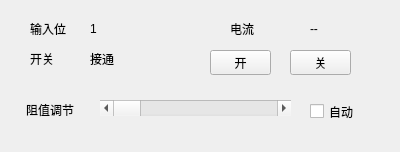
This is IDC_TestSystem/eload/eload_home/eload_inputunitwid.ui in ChinaClever/IDC_TestSystem as Qt 5 draws it before an edit. The edited form follows.
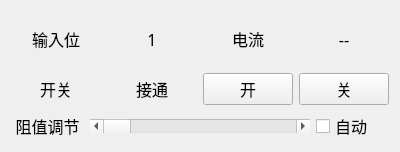
This is the edited form.

What changed in the file:
```diff
--- a/IDC_TestSystem/eload/eload_home/eload_inputunitwid.ui
+++ b/IDC_TestSystem/eload/eload_home/eload_inputunitwid.ui
@@ -10,152 +10,127 @@
     <height>152</height>
    </rect>
   </property>
+  <property name="font">
+   <font>
+    <family>微软雅黑</family>
+    <pointsize>12</pointsize>
+   </font>
+  </property>
   <property name="windowTitle">
    <string>Form</string>
   </property>
-  <widget class="QLabel" name="curLab">
-   <property name="geometry">
-    <rect>
-     <x>310</x>
-     <y>20</y>
-     <width>67</width>
-     <height>17</height>
-    </rect>
-   </property>
-   <property name="text">
-    <string>--</string>
-   </property>
-  </widget>
-  <widget class="QPushButton" name="closeBtn">
-   <property name="geometry">
-    <rect>
-     <x>290</x>
-     <y>50</y>
-     <width>61</width>
-     <height>25</height>
-    </rect>
-   </property>
-   <property name="text">
-    <string>关</string>
-   </property>
-  </widget>
-  <widget class="QLabel" name="label_7">
-   <property name="geometry">
-    <rect>
-     <x>30</x>
-     <y>50</y>
-     <width>41</width>
-     <height>17</height>
-    </rect>
-   </property>
-   <property name="text">
-    <string>开关</string>
-   </property>
-  </widget>
+  <layout class="QVBoxLayout" name="verticalLayout">
+   <item>
+    <layout class="QHBoxLayout" name="horizontalLayout">
+     <item>
   <widget class="QLabel" name="label">
-   <property name="geometry">
-    <rect>
-     <x>30</x>
-     <y>20</y>
-     <width>60</width>
-     <height>17</height>
-    </rect>
-   </property>
    <property name="text">
     <string>输入位</string>
    </property>
-  </widget>
+       <property name="alignment">
+        <set>Qt::AlignCenter</set>
+       </property>
+      </widget>
+     </item>
+     <item>
   <widget class="QLabel" name="inputLab">
-   <property name="geometry">
-    <rect>
-     <x>90</x>
-     <y>20</y>
-     <width>67</width>
-     <height>17</height>
-    </rect>
-   </property>
    <property name="text">
     <string>1</string>
    </property>
-  </widget>
+       <property name="alignment">
+        <set>Qt::AlignCenter</set>
+       </property>
+      </widget>
+     </item>
+     <item>
+      <widget class="QLabel" name="label_3">
+       <property name="text">
+        <string>电流</string>
+       </property>
+       <property name="alignment">
+        <set>Qt::AlignCenter</set>
+       </property>
+      </widget>
+     </item>
+     <item>
+      <widget class="QLabel" name="curLab">
+       <property name="text">
+        <string>--</string>
+       </property>
+       <property name="alignment">
+        <set>Qt::AlignCenter</set>
+       </property>
+      </widget>
+     </item>
+    </layout>
+   </item>
+   <item>
+    <layout class="QHBoxLayout" name="horizontalLayout_2">
+     <item>
+      <widget class="QLabel" name="label_7">
+       <property name="text">
+        <string>开关</string>
+       </property>
+       <property name="alignment">
+        <set>Qt::AlignCenter</set>
+       </property>
+      </widget>
+     </item>
+     <item>
   <widget class="QLabel" name="swLab">
-   <property name="geometry">
-    <rect>
-     <x>90</x>
-     <y>50</y>
-     <width>67</width>
-     <height>17</height>
-    </rect>
-   </property>
    <property name="text">
     <string>接通</string>
    </property>
-  </widget>
+       <property name="alignment">
+        <set>Qt::AlignCenter</set>
+       </property>
+      </widget>
+     </item>
+     <item>
   <widget class="QPushButton" name="openBtn">
-   <property name="geometry">
-    <rect>
-     <x>210</x>
-     <y>50</y>
-     <width>61</width>
-     <height>25</height>
-    </rect>
-   </property>
    <property name="text">
     <string>开</string>
    </property>
   </widget>
-  <widget class="QCheckBox" name="checkBox">
-   <property name="geometry">
-    <rect>
-     <x>310</x>
-     <y>100</y>
-     <width>71</width>
-     <height>23</height>
-    </rect>
-   </property>
+     </item>
+     <item>
+      <widget class="QPushButton" name="closeBtn">
    <property name="text">
-    <string>自动</string>
-   </property>
-  </widget>
+        <string>关</string>
+       </property>
+      </widget>
+     </item>
+    </layout>
+   </item>
+   <item>
+    <layout class="QHBoxLayout" name="horizontalLayout_3" stretch="1,3,1">
+     <item>
   <widget class="QLabel" name="label_5">
-   <property name="geometry">
-    <rect>
-     <x>26</x>
-     <y>100</y>
-     <width>71</width>
-     <height>20</height>
-    </rect>
-   </property>
    <property name="text">
     <string>阻值调节</string>
    </property>
-  </widget>
+       <property name="alignment">
+        <set>Qt::AlignCenter</set>
+       </property>
+      </widget>
+     </item>
+     <item>
   <widget class="QScrollBar" name="horizontalScrollBar">
-   <property name="geometry">
-    <rect>
-     <x>100</x>
-     <y>100</y>
-     <width>191</width>
-     <height>16</height>
-    </rect>
-   </property>
    <property name="orientation">
     <enum>Qt::Horizontal</enum>
    </property>
   </widget>
-  <widget class="QLabel" name="label_3">
-   <property name="geometry">
-    <rect>
-     <x>230</x>
-     <y>20</y>
-     <width>67</width>
-     <height>17</height>
-    </rect>
-   </property>
+     </item>
+     <item>
+      <widget class="QCheckBox" name="checkBox">
    <property name="text">
-    <string>电流</string>
-   </property>
-  </widget>
+        <string>自动</string>
+       </property>
+      </widget>
+     </item>
+    </layout>
+   </item>
+  </layout>
  </widget>
  <resources/>
  <connections/>
```
Lines whose indentation alone changed are shown as unchanged.
